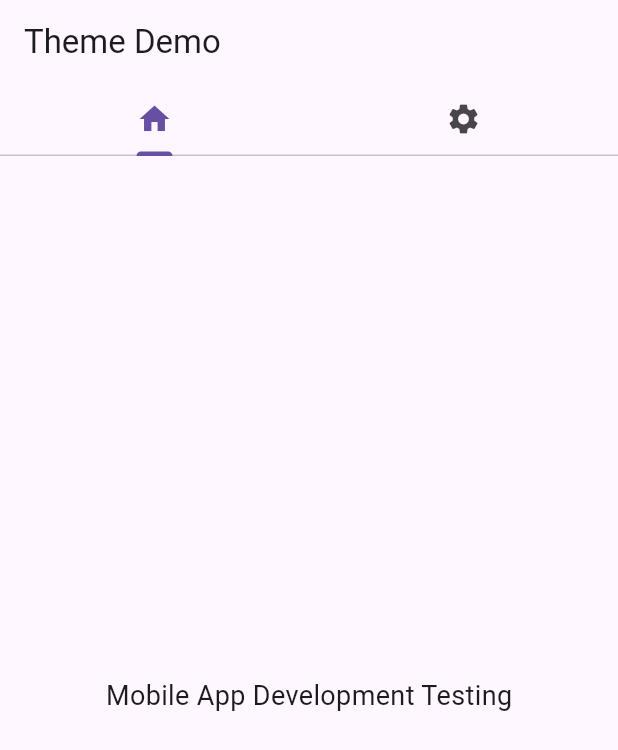
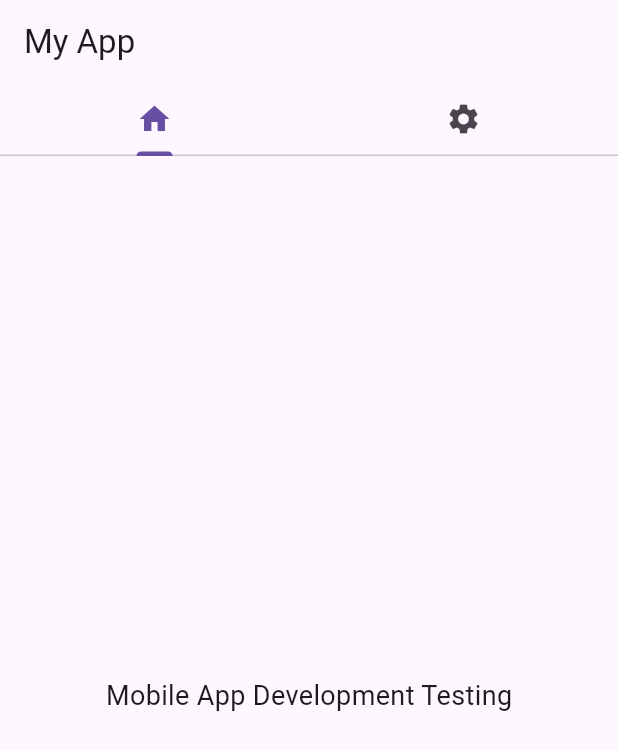
Before and after one commit to Nathan2055/csc4360-cw01-image-toggle, a Flutter app: the screen it shows after launch, on a phone screen of 412 x 824 dp. Shown: the top 750 px of the screen. Run offline on Flutter 3.47's test engine with Material 3 defaults, Android fonts, the phone set to English and light mode, and no system bars.

Commit message:
Finish setting up scaffolding code

```diff
--- a/lib/main.dart
+++ b/lib/main.dart
@@ -1,93 +1,7 @@
 import 'package:flutter/material.dart';
-import 'dart:async';
-import 'dart:math';
-import 'package:collection/collection.dart';
-
-void main() {
-  runApp(RunMyApp());
-}
-
-class RunMyApp extends StatefulWidget {
-  const RunMyApp({super.key});
-
-  @override
-  State<RunMyApp> createState() => _RunMyAppState();
-}
-
-class _RunMyAppState extends State<RunMyApp> {
-  ThemeMode _themeMode = ThemeMode.light;
-  bool darkMode = false;
-
-  void changeTheme(ThemeMode themeMode) {
-    setState(() {
-      _themeMode = themeMode;
-    });
-  }
-
-  @override
-  Widget build(BuildContext context) {
-    return MaterialApp(
-      theme: ThemeData.light(),
-      darkTheme: ThemeData.dark(),
-
-      themeMode: _themeMode,
-      debugShowCheckedModeBanner: false,
-
-      home: DefaultTabController(
-        length: 2,
-        child: Scaffold(
-          appBar: AppBar(
-            title: Text('Theme Demo'),
-            bottom: const TabBar(
-              tabs: [
-                Tab(icon: Icon(Icons.home)),
-                Tab(icon: Icon(Icons.settings)),
-              ],
-            ),
-          ),
-
-          body: AnimatedContainer(
-            duration: Duration(milliseconds: 500),
-
-            child: TabBarView(
-              children: [
-                Column(
-                  mainAxisAlignment: MainAxisAlignment.center,
-                  children: [
-                    Text(
-                      'Mobile App Development Testing',
-                      style: TextStyle(fontSize: 18),
-                    ),
-                  ],
-                ),
-
-                Column(
-                  mainAxisAlignment: MainAxisAlignment.center,
-                  children: [
-                    Text('Switch Theme', style: TextStyle(fontSize: 18)),
-                    Switch(
-                      // switch on == dark mode on
-                      value: darkMode,
-                      onChanged: (value) {
-                        setState(() {
-                          // if on, switch to light mode; if off, switch to dark mode
-                          _themeMode = darkMode
-                              ? ThemeMode.light
-                              : ThemeMode.dark;
-                          darkMode = !darkMode;
-                        });
-                      },
-                    ),
-                  ],
-                ),
-              ],
-            ),
-          ),
-        ),
-      ),
-    );
-  }
-}
+//import 'dart:async';
+//import 'dart:math';
+//import 'package:collection/collection.dart';
 
 // Main method
 void main() {
@@ -130,7 +44,7 @@ class _myAppState extends State<myApp> {
       debugShowCheckedModeBanner: false,
 
       home: DefaultTabController(
-        length: 3,
+        length: 2,
         child: Scaffold(
           appBar: AppBar(
             title: Text('My App'),
@@ -141,15 +55,10 @@ class _myAppState extends State<myApp> {
               ],
             ),
           ),
-          body: Center(child: getMainInterface()),
+          body: Center(child: TabBarView(children: [homeTab(), settingsTab()])),
         ),
       ),
     );
-  }
-
-  // Main app interface
-  TabBarView getMainInterface() {
-    return TabBarView(children: [homeTab(), settingsTab()]);
   }
 
   Column homeTab() {
```
